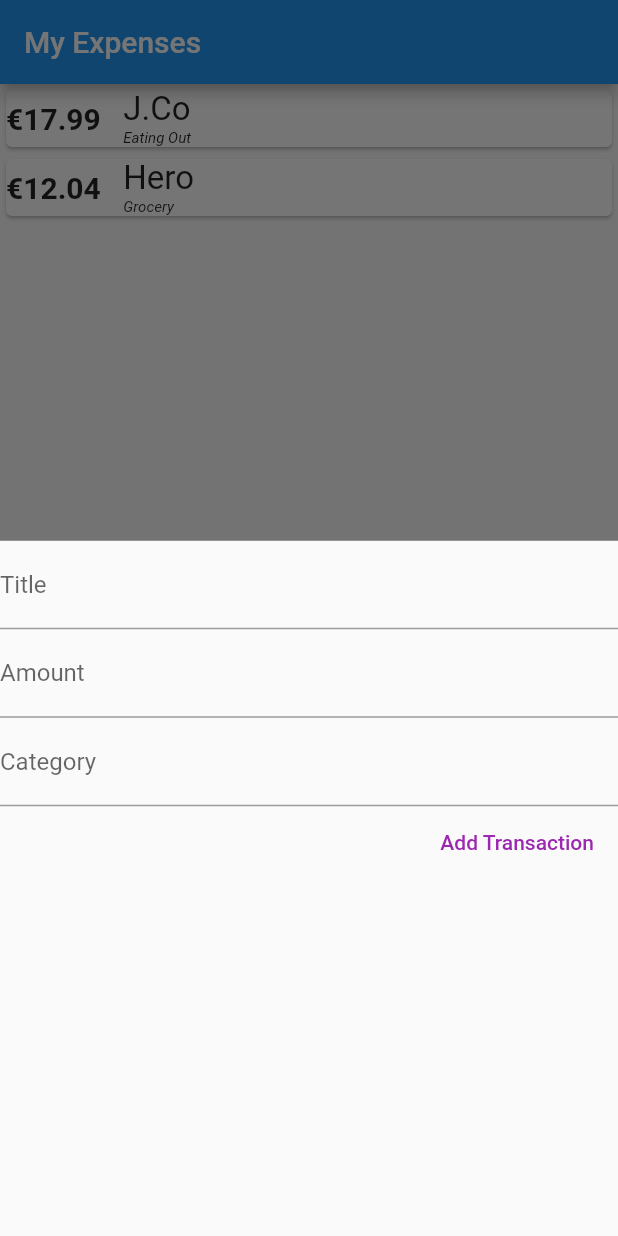
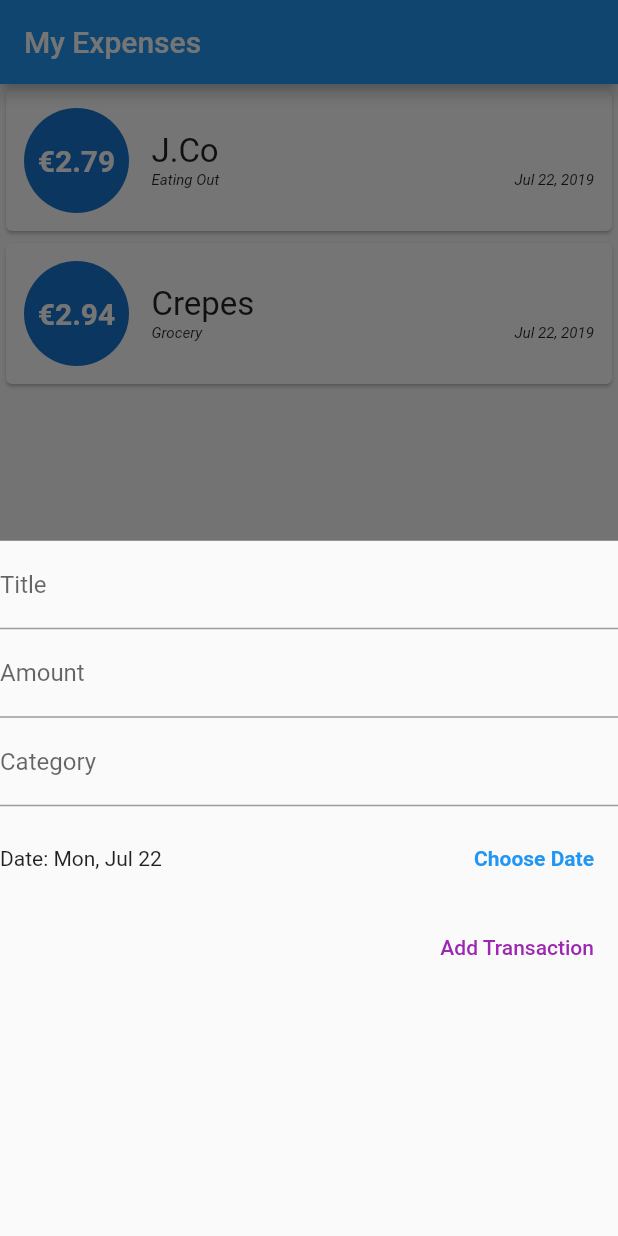
Before and after one commit to viqizevic/myyekspehnzes, a Flutter app: the screen it shows after launch, after a tap on the "add" icon, on a phone screen of 412 x 824 dp. Run offline on Flutter 3.47's test engine with Material 2 defaults, Android fonts, the phone set to English and light mode, and no system bars.

Commit message:
User can choose date

```diff
--- a/lib/components/new_transaction_form.dart
+++ b/lib/components/new_transaction_form.dart
@@ -1,4 +1,5 @@
 import 'package:flutter/material.dart';
+import 'package:intl/intl.dart';
 
 class NewTransactionForm extends StatefulWidget {
   NewTransactionForm({
@@ -15,17 +16,25 @@ class _NewTransactionFormState extends State<NewTransactionForm> {
   final titleController = TextEditingController();
   final amountController = TextEditingController();
   final categoryController = TextEditingController();
+  DateTime _selectedDate = DateTime.now();
+  bool _inputIsInvalid = false;
 
   void _submitData() {
     String enteredTitle = titleController.text;
-    double enteredAmount = double.parse(amountController.text);
-    enteredAmount = double.parse(enteredAmount.toStringAsFixed(2));
+    double enteredAmount = 0;
+    if (amountController.text.isNotEmpty) {
+      enteredAmount = double.parse(amountController.text);
+      enteredAmount = double.parse(enteredAmount.toStringAsFixed(2));
+    }
     String enteredCategory = categoryController.text;
     if (enteredCategory.isEmpty) {
       enteredCategory = "Uncategorized";
     }
 
-    if (enteredTitle.isEmpty || enteredAmount <= 0) {
+    if (enteredTitle.isEmpty || enteredAmount <= 0 || _selectedDate == null) {
+      setState(() {
+        _inputIsInvalid = true;
+      });
       return;
     }
 
@@ -33,9 +42,26 @@ class _NewTransactionFormState extends State<NewTransactionForm> {
       enteredTitle,
       enteredAmount,
       enteredCategory,
+      _selectedDate,
     );
 
     Navigator.of(context).pop();
+  }
+
+  void _presentDatePicker() {
+    showDatePicker(
+      context: context,
+      initialDate: DateTime.now(),
+      firstDate: DateTime(2019),
+      lastDate: DateTime.now(),
+    ).then((pickedDate) {
+      if (pickedDate == null) {
+        return;
+      }
+      setState(() {
+        _selectedDate = pickedDate;
+      });
+    });
   }
 
   @override
@@ -68,6 +94,37 @@ class _NewTransactionFormState extends State<NewTransactionForm> {
             onSubmitted: (_) => _submitData(),
             // onChanged: (val) => categoryInput = val,
           ),
+          Container(
+            height: 70,
+            child: Row(
+              children: <Widget>[
+                Expanded(
+                  child: Text(
+                    _selectedDate == null
+                        ? 'No Date Chosen.'
+                        : 'Date: ${DateFormat.MMMEd().format(_selectedDate)}',
+                  ),
+                ),
+                FlatButton(
+                  textColor: Theme.of(context).primaryColor,
+                  child: Text(
+                    'Choose Date',
+                    style: TextStyle(
+                      fontWeight: FontWeight.bold,
+                    ),
+                  ),
+                  onPressed: _presentDatePicker,
+                ),
+              ],
+            ),
+          ),
+          Visibility(
+            child: Padding(
+              padding: const EdgeInsets.all(10.0),
+              child: Text('Please enter Title, Amount and Date.'),
+            ),
+            visible: _inputIsInvalid,
+          ),
           FlatButton(
             child: Text('Add Transaction'),
             textColor: Colors.purple,
--- a/lib/components/transaction_item.dart
+++ b/lib/components/transaction_item.dart
@@ -1,12 +1,14 @@
 import 'package:flutter/material.dart';
 import 'package:myy_expenses/constants.dart';
+import 'package:intl/intl.dart';
 
 class TransactionItem extends StatefulWidget {
-  TransactionItem({this.title, this.amount, this.category});
+  TransactionItem({this.title, this.amount, this.category, this.date});
 
   final String title;
   final String amount;
   final String category;
+  final DateTime date;
 
   @override
   _TransactionItemState createState() => _TransactionItemState();
@@ -16,12 +18,22 @@ class _TransactionItemState extends State<TransactionItem> {
   @override
   Widget build(BuildContext context) {
     return Card(
+      child: Padding(
+        padding: const EdgeInsets.all(12.0),
         child: Container(
           child: Row(
             children: <Widget>[
-            Text(
+              CircleAvatar(
+                radius: 35,
+                child: Padding(
+                  padding: const EdgeInsets.all(7.0),
+                  child: FittedBox(
+                    child: Text(
                       widget.amount,
                       style: kTransactionTitleAmountStyle,
+                    ),
+                  ),
+                ),
               ),
               SizedBox(
                 width: 15.0,
@@ -34,9 +46,18 @@ class _TransactionItemState extends State<TransactionItem> {
                       widget.title,
                       style: kTransactionTitleTextStyle,
                     ),
+                    Row(
+                      mainAxisAlignment: MainAxisAlignment.spaceBetween,
+                      children: <Widget>[
                         Text(
                           widget.category,
                           style: kTransactionCategoryTextStyle,
+                        ),
+                        Text(
+                          DateFormat.yMMMd().format(widget.date),
+                          style: kTransactionCategoryTextStyle,
+                        ),
+                      ],
                     ),
                   ],
                 ),
@@ -44,6 +65,7 @@ class _TransactionItemState extends State<TransactionItem> {
             ],
           ),
         ),
+      ),
     );
   }
 }
--- a/lib/main.dart
+++ b/lib/main.dart
@@ -29,25 +29,26 @@ class _MyHomePageState extends State<MyHomePage> {
     Transaction(
       id: 't1',
       title: 'J.Co',
-      amount: 17.99,
+      amount: 2.79,
       date: DateTime.now(),
       category: 'Eating Out',
     ),
     Transaction(
       id: 't2',
-      title: 'Hero',
-      amount: 12.04,
+      title: 'Crepes',
+      amount: 2.94,
       date: DateTime.now(),
       category: 'Grocery',
     ),
   ];
 
-  void _addNewTransaction(String txTitle, double txAmount, String txCategory) {
+  void _addNewTransaction(
+      String txTitle, double txAmount, String txCategory, DateTime chosenDate) {
     Transaction tx = Transaction(
       id: DateTime.now().toString(),
       title: txTitle,
       amount: txAmount,
-      date: DateTime.now(),
+      date: chosenDate,
       category: txCategory,
     );
     setState(() {
@@ -83,6 +84,7 @@ class _MyHomePageState extends State<MyHomePage> {
               title: tx.title,
               amount: '€${tx.amount.toStringAsFixed(2)}',
               category: tx.category,
+              date: tx.date,
             );
           }).toList(),
         ),
--- a/pubspec.yaml
+++ b/pubspec.yaml
@@ -19,6 +19,7 @@ environment:
 dependencies:
   flutter:
     sdk: flutter
+  intl: ^0.15.8
 
   # The following adds the Cupertino Icons font to your application.
   # Use with the CupertinoIcons class for iOS style icons.
```
Also changed, not shown: pubspec.lock. Lines whose indentation alone changed are shown as unchanged.
